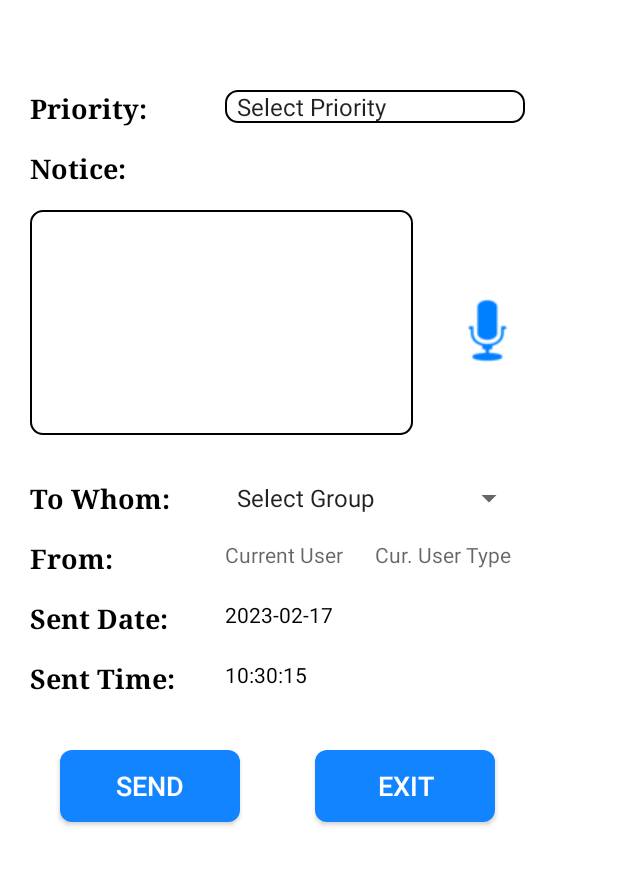
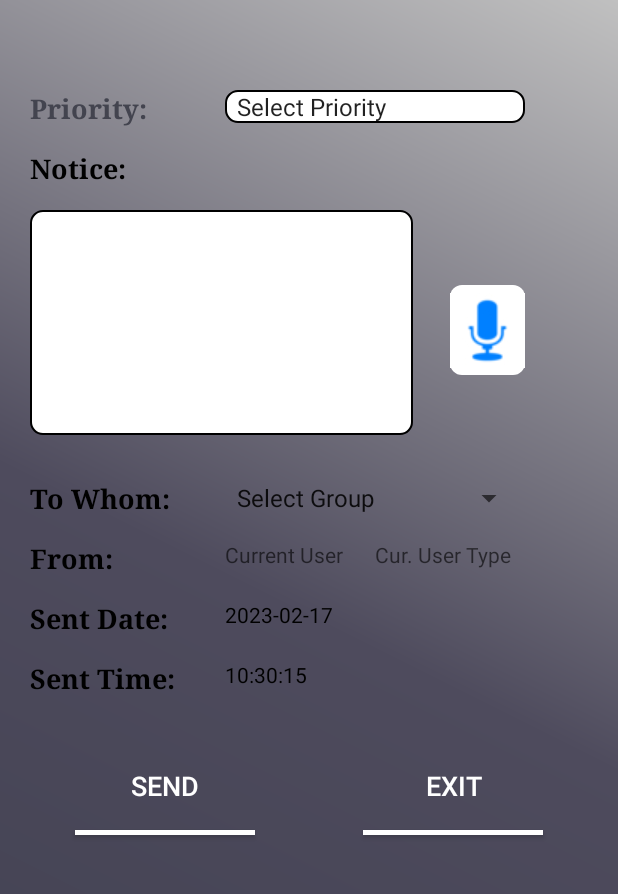
Before and after one commit to 10354838/VTT2.0, an Android app: the Notice_English screen opened directly, with no data from a screen before it, on a phone screen of 412 x 824 dp. Shown: the top 894 px of the screen. Run offline under Robolectric (Android 15) with nearby library versions, the phone set to English and light mode, and no system bars; 1 statement that could not run was skipped.

Commit message:
ui changes

```diff
--- a/app/src/main/res/layout/activity_notice__english.xml
+++ b/app/src/main/res/layout/activity_notice__english.xml
@@ -3,7 +3,7 @@
     xmlns:tools="http://schemas.android.com/tools"
     android:layout_width="match_parent"
     android:layout_height="match_parent"
-    android:background="@android:color/background_light"
+    android:background="@drawable/backgroud"
     android:orientation="vertical"
     tools:context=".Notice_English">
 
@@ -16,7 +16,7 @@
         android:typeface="serif"
         android:textStyle="bold"
         android:text="@string/priority"
-        android:textColor="@android:color/black"
+        android:textColor="@color/colorPrimaryDark"
         android:textSize="18sp" />
 
     <Spinner
@@ -167,23 +167,41 @@
         android:id="@+id/btn_send_eng"
         android:layout_width="120dp"
         android:layout_height="wrap_content"
-        android:layout_marginStart="40dp"
+        android:layout_marginStart="50dp"
         android:layout_marginTop="500dp"
-        android:background="@drawable/roundedbutton"
+        android:background="@null"
         android:textColor="@android:color/background_light"
         android:text="@string/send"
         android:textSize="18sp" />
 
     <Button
+        android:layout_width="120dp"
+        android:layout_height="5px"
+        android:layout_marginTop="5dp"
+        android:layout_marginStart="50dp"
+        android:layout_below="@+id/btn_send_eng"
+        android:background="#ffffff"/>
+
+    <Button
         android:id="@+id/btn_exit_eng"
         android:layout_width="120dp"
         android:layout_height="wrap_content"
-        android:layout_marginStart="210dp"
+        android:layout_marginRight="50dp"
+        android:layout_alignParentRight="true"
         android:layout_marginTop="500dp"
-        android:background="@drawable/roundedbutton"
+        android:background="@null"
         android:textColor="@android:color/background_light"
         android:text="@string/exit"
         android:textSize="18sp" />
+    <Button
+        android:layout_width="120dp"
+        android:layout_height="5px"
+        android:layout_marginTop="5dp"
+        android:layout_marginRight="50dp"
+        android:layout_alignParentRight="true"
+        android:layout_below="@+id/btn_send_eng"
+        android:background="#ffffff"/>
+
 
     <TextView
         android:id="@+id/lang_english"
```
Also changed, not shown: app/src/main/res/layout/activity_main.xml (+9 -9 lines), app/src/main/res/layout/activity_notice__sinhala.xml (+20 -4 lines), app/src/main/res/layout/activity_notice__tamil.xml (+20 -4 lines), app/src/main/res/layout/activity_remove_emp.xml (+58 -17 lines), app/src/main/res/layout/activity_update_employee.xml (+58 -17 lines).
